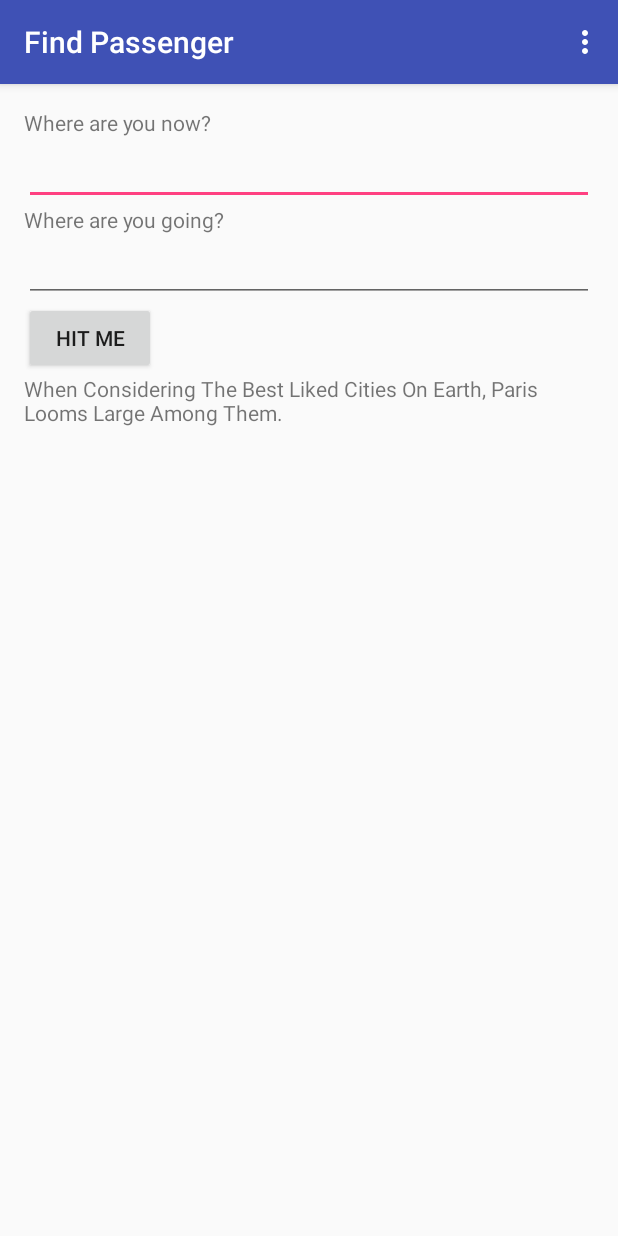
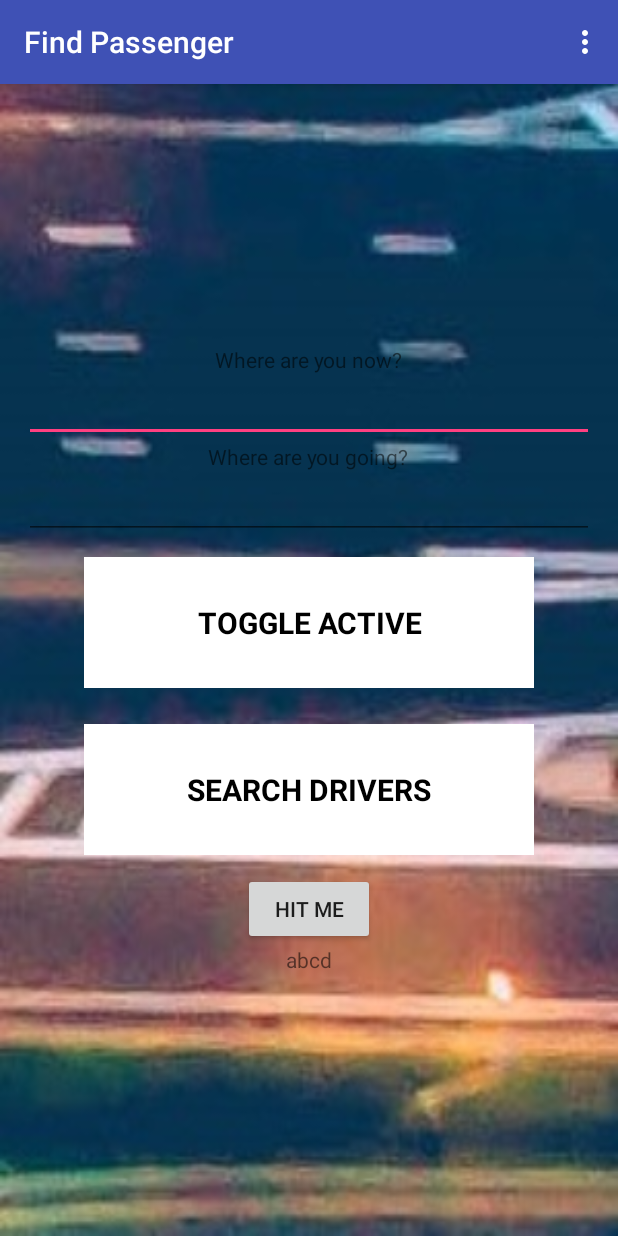
Before and after one commit to Nokkvi/SkreppIS, an Android app: the FindPassengerActivity screen opened directly, with no data from a screen before it, on a phone screen of 412 x 824 dp. Run offline under Robolectric (Android 15) with nearby library versions, the phone set to English and light mode, and no system bars.

Commit message:
basic look changes

```diff
--- a/SkreppIsUI/app/src/main/res/layout/activity_find_passenger.xml
+++ b/SkreppIsUI/app/src/main/res/layout/activity_find_passenger.xml
@@ -1,6 +1,6 @@
 <?xml version="1.0" encoding="utf-8"?>
-<LinearLayout
-    xmlns:android="http://schemas.android.com/apk/res/android"
+
+<LinearLayout xmlns:android="http://schemas.android.com/apk/res/android"
     xmlns:tools="http://schemas.android.com/tools"
     android:id="@+id/activity_find_passenger"
     android:layout_width="match_parent"
@@ -10,6 +10,8 @@
     android:paddingLeft="@dimen/activity_horizontal_margin"
     android:paddingRight="@dimen/activity_horizontal_margin"
     android:paddingTop="@dimen/activity_vertical_margin"
+    android:background="@drawable/background_skrepp"
+    android:gravity="center"
     tools:context="com.app.skreppis.skreppis.FindPassengerActivity">
 
     <TextView
@@ -39,6 +41,40 @@
         android:imeOptions="actionSend" />
 
     <Button
+        style="?android:attr/buttonBarButtonStyle"
+        android:id="@+id/p_requestdriver"
+        android:layout_width="300dp"
+        android:layout_height="wrap_content"
+        android:text="@string/t_toggle_active"
+        android:textColor="@android:color/black"
+        android:textAppearance="?android:attr/textAppearanceMedium"
+        android:background="@android:color/background_light"
+        android:layout_margin="12dp"
+        android:paddingBottom="30dp"
+        android:paddingTop="30dp"
+        android:textAllCaps="true"
+        android:textStyle="bold"
+        android:textSize="20dp"
+        />
+
+    <Button
+        style="?android:attr/buttonBarButtonStyle"
+        android:id="@+id/p_finddriver"
+        android:layout_width="300dp"
+        android:layout_height="wrap_content"
+        android:text="@string/p_finddriver"
+        android:textColor="@android:color/black"
+        android:textAppearance="?android:attr/textAppearanceMedium"
+        android:background="@android:color/white"
+        android:layout_margin="12dp"
+        android:paddingBottom="30dp"
+        android:paddingTop="30dp"
+        android:textAllCaps="true"
+        android:textStyle="bold"
+        android:textSize="20dp"
+        />
+
+    <Button
         android:layout_width="wrap_content"
         android:layout_height="wrap_content"
         android:id="@+id/btnHit"
@@ -46,7 +82,7 @@
 
     <TextView
         android:id="@+id/JSONItem"
-        android:text="@string/test_text3"
+        android:text="abcd"
         android:layout_width="wrap_content"
         android:layout_height="wrap_content" />
 
--- a/SkreppIsUI/app/src/main/res/layout/activity_find_ride.xml
+++ b/SkreppIsUI/app/src/main/res/layout/activity_find_ride.xml
@@ -6,7 +6,7 @@
     android:layout_height="match_parent"
     android:orientation="vertical"
     android:gravity="center"
-    android:background="@drawable/background_skreppis"
+    android:background="@drawable/background_skrepp"
     tools:context="com.app.skreppis.skreppis.FindRideActivity">
 
         <Button
--- a/SkreppIsUI/app/src/main/res/values/colors.xml
+++ b/SkreppIsUI/app/src/main/res/values/colors.xml
@@ -3,4 +3,6 @@
     <color name="colorPrimary">#3F51B5</color>
     <color name="colorPrimaryDark">#303F9F</color>
     <color name="colorAccent">#FF4081</color>
+    <color name="black">#000000</color>
+    <color name="white">#ffffff</color>
 </resources>
--- a/SkreppIsUI/app/src/main/res/values/strings.xml
+++ b/SkreppIsUI/app/src/main/res/values/strings.xml
@@ -11,6 +11,8 @@
     <string name="p_requestdriver">Post Request</string>
 
     <string name="d_findpassenger">Find Passenger</string>
+
+    <string name="t_toggle_active">Toggle Active</string>
 
     <string name="menu_manageprofile">Manage Profile</string>
     <string name="menu_ridehistory">Ride History</string>
```
Also changed, not shown: SkreppIsUI/app/src/main/res/layout/activity_main_driver.xml (+30 -12 lines), SkreppIsUI/app/src/main/res/layout/activity_main_passenger.xml (+17 -8 lines), SkreppIsUI/app/src/main/res/layout/content_main.xml (+5 -2 lines), SkreppIsUI/app/src/main/res/drawable/background_skrepp.jpeg (added), 1 other file.
